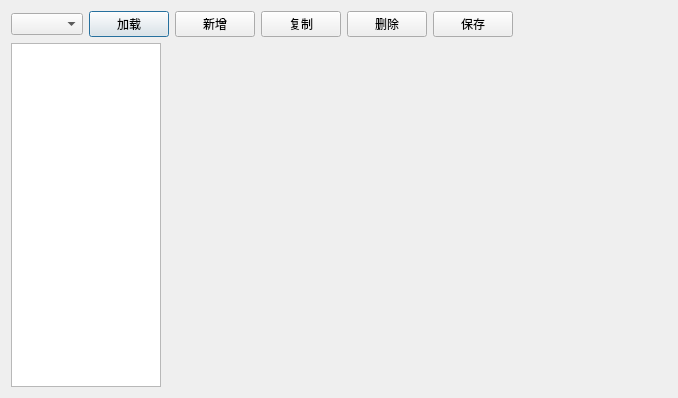
Old version of the form Gui/Control/ComparisonControl.ui in the repository taynpg/relayFile.
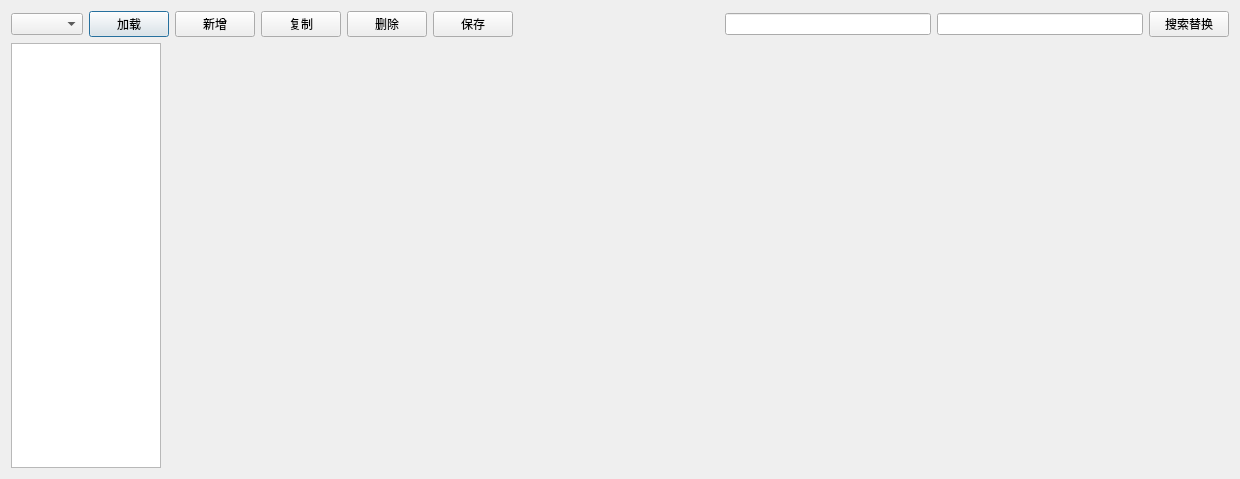
New version of the form.

Commit message: func：添加基本的对照内容替换功能。

```diff
--- a/Gui/Control/ComparisonControl.ui
+++ b/Gui/Control/ComparisonControl.ui
@@ -6,8 +6,8 @@
    <rect>
     <x>0</x>
     <y>0</y>
-    <width>678</width>
-    <height>398</height>
+    <width>1240</width>
+    <height>479</height>
    </rect>
   </property>
   <property name="sizePolicy">
@@ -73,6 +73,19 @@
        </property>
       </spacer>
      </item>
+     <item>
+      <widget class="QLineEdit" name="edFrom"/>
+     </item>
+     <item>
+      <widget class="QLineEdit" name="edTo"/>
+     </item>
+     <item>
+      <widget class="QPushButton" name="btnReplace">
+       <property name="text">
+        <string>搜索替换</string>
+       </property>
+      </widget>
+     </item>
     </layout>
    </item>
    <item>
```
The commit also changes 6 other files.
